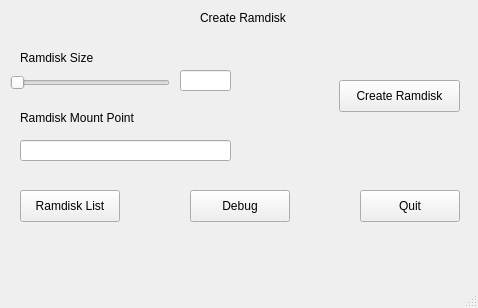
This is src/ramdisk/ui/main.ui in clockworksspheres/ramdisk as Qt 5 draws it before an edit. The edited form follows.
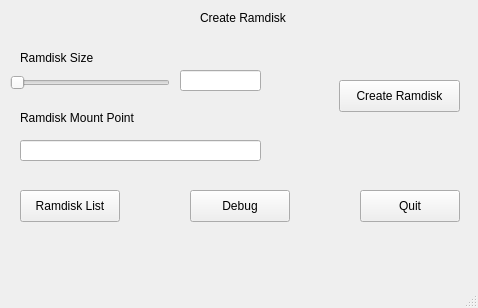
This is the edited form.

Commit message: larger lineEdit's

What changed in the file:
```diff
--- a/src/ramdisk/ui/main.ui
+++ b/src/ramdisk/ui/main.ui
@@ -84,7 +84,7 @@
      <rect>
       <x>180</x>
       <y>70</y>
-      <width>51</width>
+      <width>81</width>
       <height>21</height>
      </rect>
     </property>
@@ -133,7 +133,7 @@
      <rect>
       <x>20</x>
       <y>140</y>
-      <width>211</width>
+      <width>241</width>
       <height>21</height>
      </rect>
     </property>
```
The commit also changes 2 other files.
